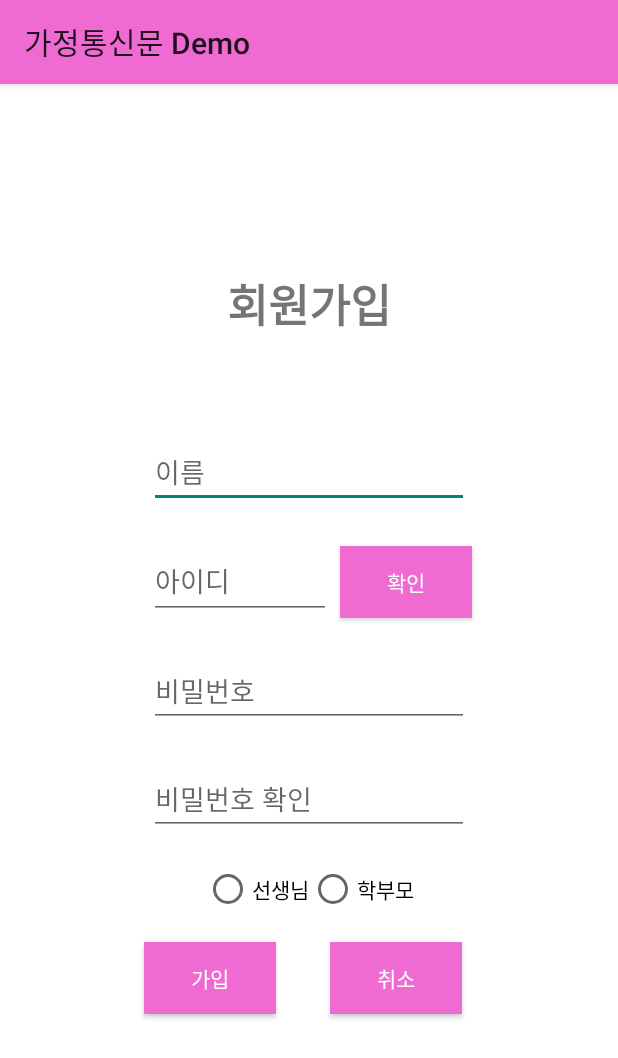
After one commit to Jangjoonmo/mp-android-project-2022, an Android app: the RegisterActivity screen opened directly, with no data from a screen before it, on a phone screen of 412 x 824 dp. The commit adds this screen. Shown: the top 1058 px of the screen. Run offline under Robolectric (Android 15) with nearby library versions, the phone set to English and light mode, and no system bars; our stand-ins replace Volley.

Commit message:
edit LoginActivity,RegisterActivity

```diff
--- a/app/build.gradle
+++ b/app/build.gradle
@@ -37,7 +37,9 @@ dependencies {
     implementation 'androidx.appcompat:appcompat:1.4.1'
     implementation 'com.google.android.material:material:1.5.0'
     implementation 'androidx.constraintlayout:constraintlayout:2.1.3'
+    implementation 'com.android.volley:volley:1.2.0'
     testImplementation 'junit:junit:4.13.2'
     androidTestImplementation 'androidx.test.ext:junit:1.1.3'
     androidTestImplementation 'androidx.test.espresso:espresso-core:3.4.0'
+
 }
--- a/app/src/main/AndroidManifest.xml
+++ b/app/src/main/AndroidManifest.xml
@@ -38,6 +38,9 @@
         <activity
             android:name=".activity.TeacherAttendanceActivity"
             android:exported="false" />
+
+        <activity android:name=".activity.LoginActivity"/>
+        <activity android:name=".activity.RegisterActivity"/>
         <activity
             android:name=".activity.MainActivity"
             android:exported="true">
@@ -47,6 +50,8 @@
                 <category android:name="android.intent.category.LAUNCHER" />
             </intent-filter>
         </activity>
+
+
     </application>
 
 </manifest>
--- /dev/null
+++ b/app/src/main/java/com/example/parentsletterproject/activity/RegisterActivity.java
@@ -0,0 +1,146 @@
+package com.example.parentsletterproject.activity;
+
+import android.content.Context;
+import android.content.Intent;
+import android.database.Cursor;
+import android.database.sqlite.SQLiteDatabase;
+import android.database.sqlite.SQLiteOpenHelper;
+import android.os.Bundle;
+import android.util.Log;
+import android.view.View;
+import android.widget.Button;
+import android.widget.EditText;
+import android.widget.RadioButton;
+import android.widget.RadioGroup;
+import android.widget.Toast;
+
+import androidx.appcompat.app.AppCompatActivity;
+
+import com.android.volley.RequestQueue;
+import com.android.volley.Response;
+import com.android.volley.toolbox.Volley;
+import com.example.parentsletterproject.R;
+
+import org.json.JSONException;
+import org.json.JSONObject;
+
+class DBHelper extends SQLiteOpenHelper{
+    private static final String DATABASE_NAME = "kinder_book.db";
+    private static final int DATABASE_VERSION = 3;
+
+    public DBHelper(Context context){
+        super(context, DATABASE_NAME, null, DATABASE_VERSION);
+    }
+
+    @Override
+    public void onCreate(SQLiteDatabase db){
+        String sql = "CREATE TABLE user (name text, id text, password text, is_teacher boolean)";
+        db.execSQL(sql);
+    }
+
+    @Override
+    public void onUpgrade(SQLiteDatabase db, int oldVersion, int newVersion) {
+    }
+
+    public void insertUser(SQLiteDatabase db, String name, String id, String password, boolean isTeacher){
+        Log.i("TAG", "회원가입 시 실행");
+        db.beginTransaction();
+        try{
+            String sql = "INSERT INTO " + DATABASE_NAME + "(name, id, password, is_teacher)" +
+                    "values('"+ name + "', '"+ id +"', '" + password + "' '" + isTeacher + "' )";
+            db.execSQL(sql);
+            db.setTransactionSuccessful();
+        }catch (Exception e){
+            e.printStackTrace();
+        }finally {
+            db.endTransaction();
+        }
+    }
+}
+
+public class RegisterActivity extends AppCompatActivity {
+
+    DBHelper helper;
+    SQLiteDatabase database;
+
+    private EditText idText, passwordText, nameText, pwckText;
+    private RadioGroup teacher_group;
+
+    private Button signButton, delete;
+    boolean teacherYes;
+
+
+    String sql;
+    Cursor cursor;
+
+    @Override
+    protected void onCreate(Bundle savedInstanceState) {
+        Log.i("TAG","회원가입 액티비티가 만들어짐");
+        super.onCreate( savedInstanceState );
+        setContentView( R.layout.activity_register );
+
+        //아이디값 찾아주기
+        nameText = findViewById(R.id.join_name);
+        idText = findViewById( R.id.join_id );
+        passwordText = findViewById( R.id.join_password );
+        pwckText = findViewById(R.id.join_pwck);
+        teacher_group = findViewById(R.id.is_teacher);
+        teacher_group.setOnCheckedChangeListener((radioGroup, i) -> {
+                if (i == R.id.teacher_yes) {                // 첫 번째 버튼이 선택 되었을 때
+                    teacherYes = true;
+                } else if (i == R.id.parents_yes) {      // 두 번째 버튼이 선택 되었을 때
+                    teacherYes = false;
+                }
+        });
+//        is_teacher = findViewById(R.id.teacher_yes);
+//        is_parents = findViewById(R.id.parents_yes);
+
+
+        //데이터베이스 생성
+        helper = new DBHelper(this);
+        database = helper.getWritableDatabase();
+
+        //회원가입 버튼 클릭 시 수행
+        signButton = findViewById( R.id.join_button );
+        signButton.setOnClickListener(new View.OnClickListener() {
+            @Override
+            public void onClick(View view) {
+                String userID = idText.getText().toString();
+                String userPass = passwordText.getText().toString();
+                String userPwck = pwckText.getText().toString();
+                String userName = nameText.getText().toString();
+
+                //입력값이 없을 경우
+                if(userID.length() == 0 || userPass.length()==0 || userName.length()==0 || userPwck.length()==0) {
+                    Toast toast = Toast.makeText(RegisterActivity.this, "빈칸 없이 입력해 주세요.", Toast.LENGTH_SHORT);
+                    toast.show();
+                    return;
+                }
+                //비밀번호가 불일치할 경우
+                if(!userPass.equals(userPwck)){
+                    Toast toast = Toast.makeText(RegisterActivity.this, "비밀번호가 다릅니다.", Toast.LENGTH_SHORT);
+                    toast.show();
+                    return;
+                }
+
+                //이미 존재하는 아이디인지 확인
+                sql = "SELECT id FROM user WHERE id = '" + userID + "'";
+                cursor = database.rawQuery(sql, null);
+                if(cursor.getCount() != 0){
+                    Toast toast = Toast.makeText(RegisterActivity.this, "이미 존재하는 아이디입니다.", Toast.LENGTH_SHORT);
+                    toast.show();
+                }
+                else{//아니라면 데이터베이스에 입력
+                    helper.insertUser(database, userName, userID, userPass, teacherYes);
+                    Toast toast = Toast.makeText(RegisterActivity.this, "가입이 완료되었습니다.", Toast.LENGTH_SHORT);
+                    toast.show();
+                    Log.i("TAG", "데이터베이스에 유저 등록 완료");
+                    Intent intent = new Intent(getApplicationContext(),LoginActivity.class);
+                    startActivity(intent);
+//                    finish();
+                }
+
+            }
+        });
+    }
+}
--- a/app/src/main/res/drawable/edge.xml
+++ b/app/src/main/res/drawable/edge.xml
@@ -4,5 +4,5 @@
     <solid android:color="#ffffff" />
     <stroke
         android:width="2dp"
-        android:color="#bb86fc" />
+        android:color="#FFEF6BD2" />
 </shape>
--- /dev/null
+++ b/app/src/main/res/layout/activity_register.xml
@@ -0,0 +1,134 @@
+<?xml version="1.0" encoding="utf-8"?>
+<androidx.constraintlayout.widget.ConstraintLayout xmlns:android="http://schemas.android.com/apk/res/android"
+    xmlns:app="http://schemas.android.com/apk/res-auto"
+    xmlns:tools="http://schemas.android.com/tools"
+    android:layout_width="match_parent"
+    android:layout_height="match_parent"
+    android:background="#FFFFFF">
+
+    <TextView
+        android:id="@+id/textView"
+        android:layout_width="wrap_content"
+        android:layout_height="wrap_content"
+        android:layout_marginBottom="65dp"
+        android:text="회원가입"
+        android:textSize="30sp"
+        android:textStyle="bold"
+        app:layout_constraintBottom_toTopOf="@+id/join_name"
+        app:layout_constraintEnd_toEndOf="parent"
+        app:layout_constraintStart_toStartOf="parent" />
+
+    <EditText
+        android:id="@+id/join_name"
+        android:layout_width="wrap_content"
+        android:layout_height="wrap_content"
+        android:layout_marginEnd="2dp"
+        android:layout_marginBottom="24dp"
+        android:ems="10"
+        android:hint="이름"
+        android:inputType="textPersonName"
+        android:minHeight="48dp"
+        app:layout_constraintBottom_toTopOf="@+id/join_id"
+        app:layout_constraintEnd_toEndOf="@+id/check_button" />
+
+    <EditText
+        android:id="@+id/join_password"
+        android:layout_width="wrap_content"
+        android:layout_height="wrap_content"
+        android:layout_marginBottom="24dp"
+        android:ems="10"
+        android:hint="비밀번호"
+        android:inputType="textPassword"
+        android:minHeight="48dp"
+        app:layout_constraintBottom_toTopOf="@+id/join_pwck"
+        app:layout_constraintStart_toStartOf="@+id/join_id" />
+
+    <EditText
+        android:id="@+id/join_pwck"
+        android:layout_width="wrap_content"
+        android:layout_height="wrap_content"
+        android:layout_marginBottom="267dp"
+        android:ems="10"
+        android:hint="비밀번호 확인"
+        android:inputType="textPassword"
+        android:minHeight="48dp"
+        app:layout_constraintBottom_toBottomOf="parent"
+        app:layout_constraintStart_toStartOf="@+id/join_password" />
+
+    <EditText
+        android:id="@+id/join_id"
+        android:layout_width="0dp"
+        android:layout_height="50dp"
+        android:layout_marginEnd="6dp"
+        android:layout_marginBottom="24dp"
+        android:ems="10"
+        android:hint="아이디"
+        android:inputType="textEmailAddress"
+        app:layout_constraintBottom_toTopOf="@+id/join_password"
+        app:layout_constraintEnd_toStartOf="@+id/check_button"
+        app:layout_constraintStart_toStartOf="@+id/join_name" />
+
+    <Button
+        android:id="@+id/check_button"
+        style="@style/defaultButton"
+        android:layout_width="wrap_content"
+        android:layout_height="wrap_content"
+        android:layout_marginEnd="97dp"
+        android:background="#EF6BD2"
+        android:text="확인"
+        app:layout_constraintBaseline_toBaselineOf="@+id/join_id"
+        app:layout_constraintEnd_toEndOf="parent" />
+
+    <Button
+        android:id="@+id/delete"
+        style="@style/defaultButton"
+        android:layout_width="wrap_content"
+        android:layout_height="wrap_content"
+        android:layout_marginStart="36dp"
+        android:layout_marginTop="71dp"
+        android:background="#EF6BD2"
+        android:text="취소"
+        app:layout_constraintStart_toEndOf="@+id/join_button"
+        app:layout_constraintTop_toBottomOf="@+id/join_pwck" />
+
+    <Button
+        android:id="@+id/join_button"
+        style="@style/defaultButton"
+        android:layout_width="wrap_content"
+        android:layout_height="wrap_content"
+        android:layout_marginStart="96dp"
+        android:background="#EF6BD2"
+        android:text="가입"
+        app:layout_constraintBaseline_toBaselineOf="@+id/delete"
+        app:layout_constraintStart_toStartOf="parent" />
+
+    <RadioGroup
+        android:id="@+id/is_teacher"
+        android:layout_width="wrap_content"
+        android:layout_height="wrap_content"
+        android:orientation="horizontal"
+        app:layout_constraintBottom_toTopOf="@+id/join_button"
+        app:layout_constraintEnd_toEndOf="parent"
+        app:layout_constraintStart_toStartOf="parent"
+        app:layout_constraintTop_toBottomOf="@+id/join_pwck">
+
+        <RadioButton
+            android:id="@+id/teacher_yes"
+            android:layout_width="wrap_content"
+            android:layout_height="wrap_content"
+            android:text="선생님"
+            tools:layout_editor_absoluteX="-41dp"
+            tools:layout_editor_absoluteY="535dp" />
+
+        <RadioButton
+            android:id="@+id/parents_yes"
+            android:layout_width="wrap_content"
+            android:layout_height="wrap_content"
+            android:text="학부모"
+            tools:layout_editor_absoluteX="-134dp"
+            tools:layout_editor_absoluteY="505dp" />
+
+    </RadioGroup>
+
+
+</androidx.constraintlayout.widget.ConstraintLayout>
--- a/app/src/main/res/values/colors.xml
+++ b/app/src/main/res/values/colors.xml
@@ -8,4 +8,8 @@
     <color name="teal_700">#FF018786</color>
     <color name="black">#FF000000</color>
     <color name="white">#FFFFFFFF</color>
+    <color name="colorPrimary">#FFC107</color>
+    <color name="colorPrimaryDark">#FF7043</color>
+    <color name="colorAccent">#FFAB40</color>
+    <color name="colorGray">#8C8C8C</color>
 </resources>
--- a/app/src/main/res/values/themes.xml
+++ b/app/src/main/res/values/themes.xml
@@ -1,6 +1,6 @@
 <resources xmlns:tools="http://schemas.android.com/tools">
     <!-- Base application theme. -->
-    <style name="Theme.ParentsLetterProject" parent="Theme.MaterialComponents.DayNight.DarkActionBar">
+    <style name="Theme.ParentsLetterProject" parent="Theme.AppCompat.Light">
         <!-- Primary brand color. -->
         <item name="colorPrimary">#EF6BD2</item>
         <item name="colorPrimaryVariant">#EF6BD2</item>
```
Also changed, not shown: app/src/main/java/com/example/parentsletterproject/activity/LoginActivity.java (+79 -5 lines), app/src/main/java/com/example/parentsletterproject/activity/LoginRequest.java (added, +28 -0 lines), app/src/main/java/com/example/parentsletterproject/activity/MainActivity.java (+11 -8 lines), app/src/main/java/com/example/parentsletterproject/activity/RegisterRequest.java (added, +32 -0 lines), app/src/main/res/layout/activity_login.xml (+13 -10 lines), app/src/main/res/values/styles.xml (added, +20 -0 lines).
